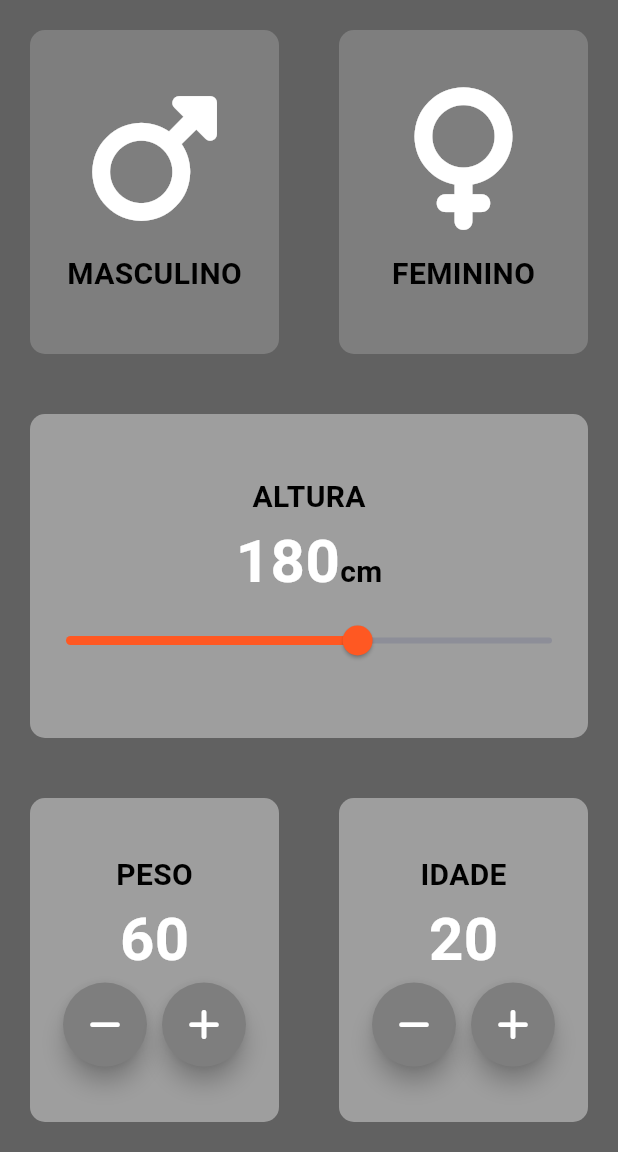
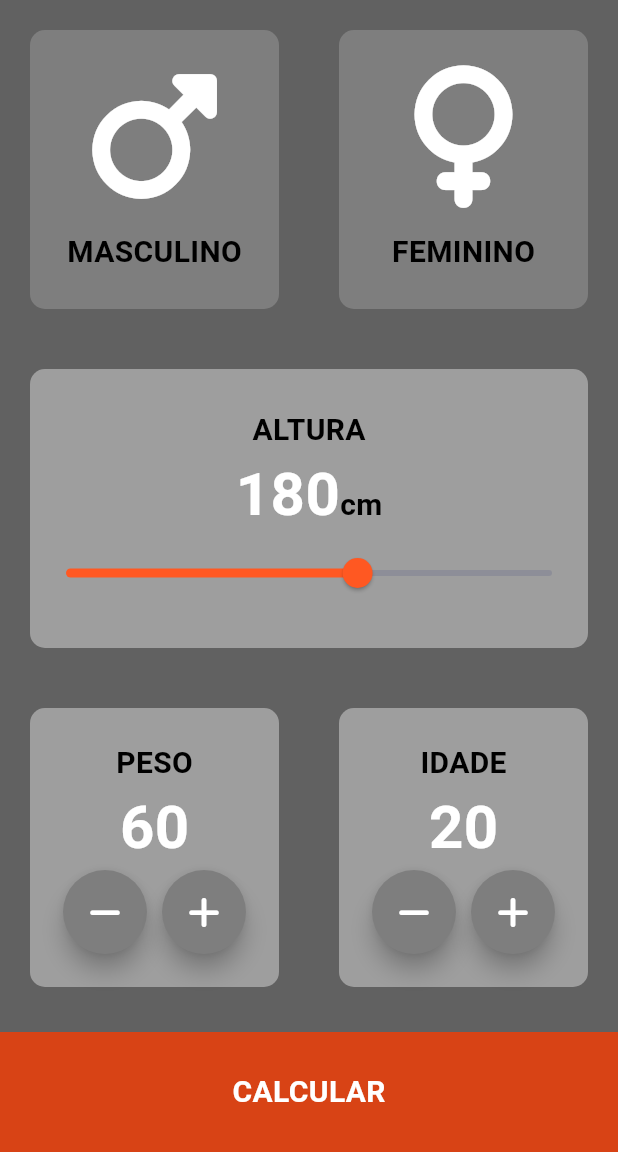
Before and after one commit to Pormiiles/IMC-App, a Flutter app: the screen it shows after launch, on a phone screen of 412 x 824 dp, the part 84-1236 px from its top. Run offline on Flutter 3.47's test engine with Material 3 defaults, Android fonts, the phone set to English and light mode, and no system bars; our stand-ins replace font_awesome_flutter.

Commit message:
Criando rotas para telas + tela de resultados

```diff
--- a/lib/tela_principal.dart
+++ b/lib/tela_principal.dart
@@ -2,6 +2,7 @@ import 'package:flutter/material.dart';
 import 'package:font_awesome_flutter/font_awesome_flutter.dart';
 import 'package:imccalc_flutter/cartao_padrao.dart';
 import 'package:imccalc_flutter/genero_card.dart';
+import 'package:imccalc_flutter/tela_resultados.dart';
 
 const corAtivaBotao = Color(0xFF9E9E9E);
 const corInativaBotao = Color(0xFF7E7E7E);
@@ -198,7 +199,40 @@ class _TelaPrincipalState extends State<TelaPrincipal> {
               ],
             ),
           ),
+          BotaoInferior(tituloBotao: "CALCULAR",
+            aoPressionar: () {
+            Navigator.push(context, MaterialPageRoute(builder: (context) => Resultados(),),);
+            },
+          ),
         ],
+      ),
+    );
+  }
+}
+
+class BotaoInferior extends StatelessWidget {
+
+  BotaoInferior({required this.aoPressionar, required this.tituloBotao});
+
+  final VoidCallback aoPressionar;
+  final String tituloBotao;
+
+  @override
+  Widget build(BuildContext context) {
+    return GestureDetector(
+      onTap: aoPressionar,
+      child: Container(
+        child: Center(
+          child: Text(tituloBotao,
+          style: TextStyle(color: Colors.white,
+          fontWeight: FontWeight.bold,
+          fontSize: 20.0),
+          ),
+        ),
+        color: Colors.deepOrange[800],
+        margin: EdgeInsets.only(top: 10.0),
+        width: double.infinity,
+        height: 80.0,
       ),
     );
   }
```
Also changed, not shown: lib/tela_resultados.dart (added, +67 -0 lines).
